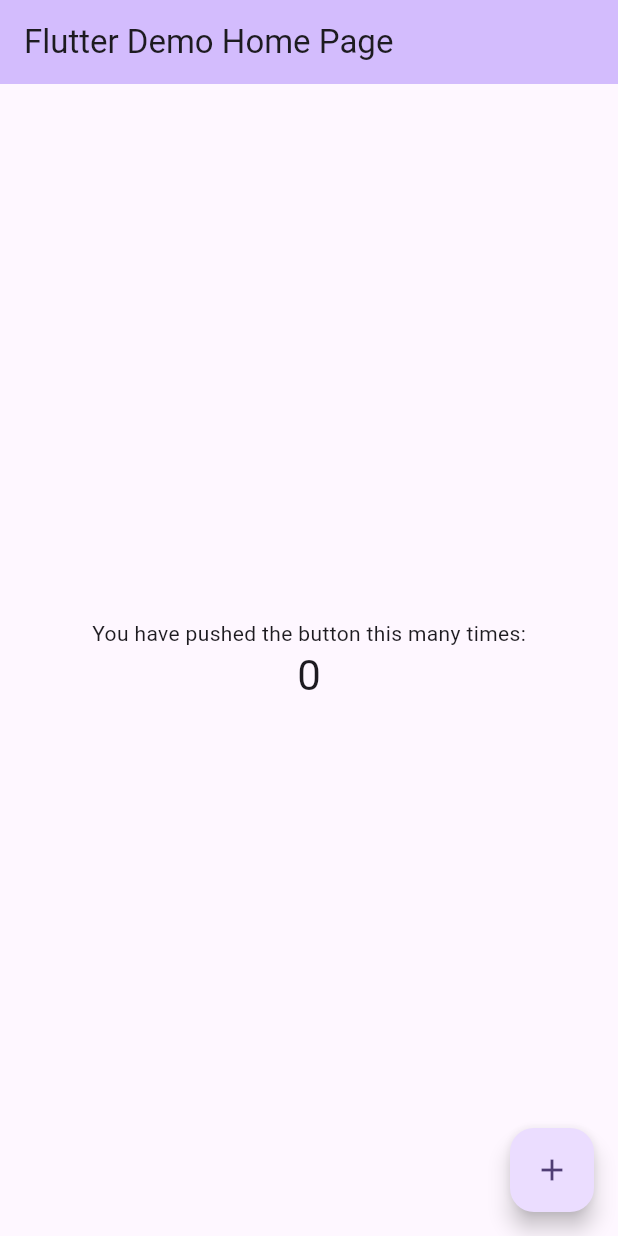
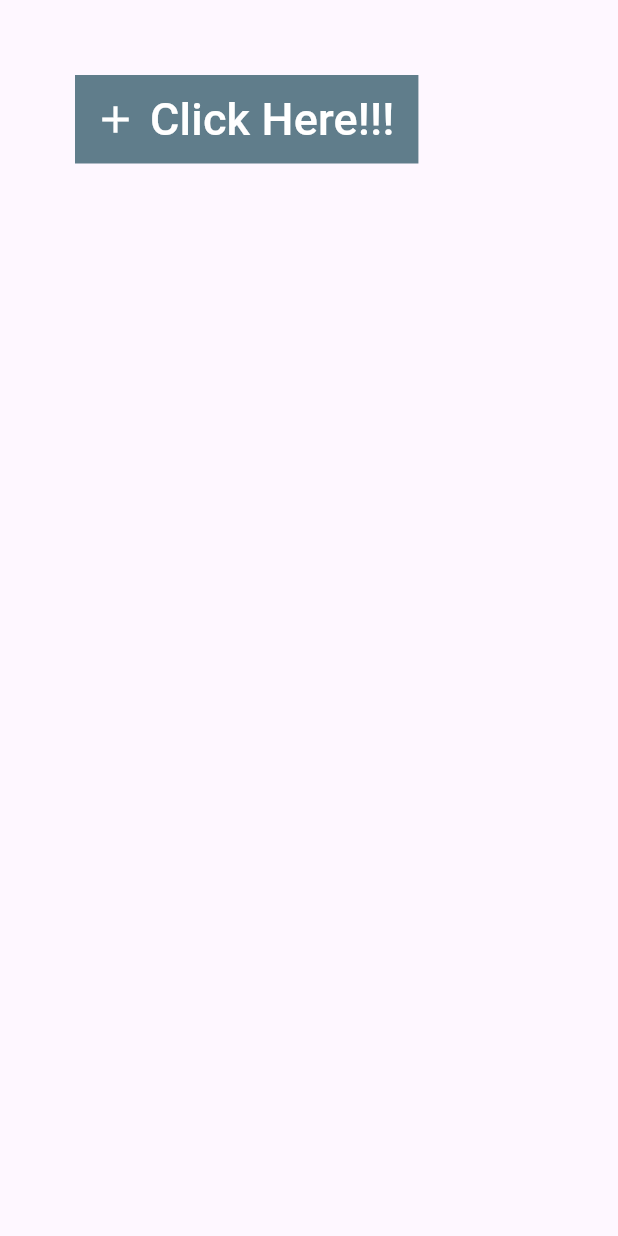
Before and after one commit to minhvu4703/fisrt_app, a Flutter app: the screen it shows after launch, on a phone screen of 412 x 824 dp. Run offline on Flutter 3.47's test engine with Material 3 defaults, Android fonts, the phone set to English and light mode, and no system bars.

Commit message:
22/02/2024 - StatelessWidget - Text Button - Text Button . style from

```diff
--- a/lib/main.dart
+++ b/lib/main.dart
@@ -1,125 +1,52 @@
+// Khai báo import thư viện
+import 'dart:ui';
+
+import 'package:flutter/cupertino.dart';
 import 'package:flutter/material.dart';
+import 'package:flutter/painting.dart';
+import 'package:flutter/rendering.dart';
 
+//Main
 void main() {
-  runApp(const MyApp());
+//Khởi động app
+  runApp(MaterialApp(
+    home: SafeArea(
+      child: Scaffold(
+        body: MyWidget()
+      )
+    ),
+    debugShowCheckedModeBanner: false,
+  ));
 }
-
-class MyApp extends StatelessWidget {
-  const MyApp({super.key});
-
-  // This widget is the root of your application.
+class MyWidget extends StatelessWidget{
   @override
   Widget build(BuildContext context) {
-    return MaterialApp(
-      title: 'Flutter Demo',
-      theme: ThemeData(
-        // This is the theme of your application.
-        //
-        // TRY THIS: Try running your application with "flutter run". You'll see
-        // the application has a purple toolbar. Then, without quitting the app,
-        // try changing the seedColor in the colorScheme below to Colors.green
-        // and then invoke "hot reload" (save your changes or press the "hot
-        // reload" button in a Flutter-supported IDE, or press "r" if you used
-        // the command line to start the app).
-        //
-        // Notice that the counter didn't reset back to zero; the application
-        // state is not lost during the reload. To reset the state, use hot
-        // restart instead.
-        //
-        // This works for code too, not just values: Most code changes can be
-        // tested with just a hot reload.
-        colorScheme: ColorScheme.fromSeed(seedColor: Colors.deepPurple),
-        useMaterial3: true,
-      ),
-      home: const MyHomePage(title: 'Flutter Demo Home Page'),
+    return Container(
+      margin: const EdgeInsets.all(50),
+      child: TextButton.icon(
+        onPressed: null,
+          style: TextButton.styleFrom(
+            // foregroundColor: Colors.black87,
+            // backgroundColor: Colors.white,
+            // // minimumSize: const Size(240, 120),
+            // padding: const EdgeInsets.all(20.0),
+            // shape: RoundedRectangleBorder(
+            //   borderRadius: BorderRadius.circular(0)
+            // ),
+            // elevation: 20,
+            // shadowColor: Colors.black87.withOpacity(0.5),
+            // side: const BorderSide(width: 5, color: Colors.lightGreenAccent),
+            disabledBackgroundColor: Colors.blueGrey,
+            disabledForegroundColor: Colors.white,
+            shape: RoundedRectangleBorder(
+              borderRadius: BorderRadius.circular(0)
+            )
+          ),
+        icon: const Icon(Icons.add, size: 30,),
+        label: const Text('Click Here!!!', style: TextStyle(fontSize: 30),
+          ),
+        ),
     );
   }
+
 }
-
-class MyHomePage extends StatefulWidget {
-  const MyHomePage({super.key, required this.title});
-
-  // This widget is the home page of your application. It is stateful, meaning
-  // that it has a State object (defined below) that contains fields that affect
-  // how it looks.
-
-  // This class is the configuration for the state. It holds the values (in this
-  // case the title) provided by the parent (in this case the App widget) and
-  // used by the build method of the State. Fields in a Widget subclass are
-  // always marked "final".
-
-  final String title;
-
-  @override
-  State<MyHomePage> createState() => _MyHomePageState();
-}
-
-class _MyHomePageState extends State<MyHomePage> {
-  int _counter = 0;
-
-  void _incrementCounter() {
-    setState(() {
-      // This call to setState tells the Flutter framework that something has
-      // changed in this State, which causes it to rerun the build method below
-      // so that the display can reflect the updated values. If we changed
-      // _counter without calling setState(), then the build method would not be
-      // called again, and so nothing would appear to happen.
-      _counter++;
-    });
-  }
-
-  @override
-  Widget build(BuildContext context) {
-    // This method is rerun every time setState is called, for instance as done
-    // by the _incrementCounter method above.
-    //
-    // The Flutter framework has been optimized to make rerunning build methods
-    // fast, so that you can just rebuild anything that needs updating rather
-    // than having to individually change instances of widgets.
-    return Scaffold(
-      appBar: AppBar(
-        // TRY THIS: Try changing the color here to a specific color (to
-        // Colors.amber, perhaps?) and trigger a hot reload to see the AppBar
-        // change color while the other colors stay the same.
-        backgroundColor: Theme.of(context).colorScheme.inversePrimary,
-        // Here we take the value from the MyHomePage object that was created by
-        // the App.build method, and use it to set our appbar title.
-        title: Text(widget.title),
-      ),
-      body: Center(
-        // Center is a layout widget. It takes a single child and positions it
-        // in the middle of the parent.
-        child: Column(
-          // Column is also a layout widget. It takes a list of children and
-          // arranges them vertically. By default, it sizes itself to fit its
-          // children horizontally, and tries to be as tall as its parent.
-          //
-          // Column has various properties to control how it sizes itself and
-          // how it positions its children. Here we use mainAxisAlignment to
-          // center the children vertically; the main axis here is the vertical
-          // axis because Columns are vertical (the cross axis would be
-          // horizontal).
-          //
-          // TRY THIS: Invoke "debug painting" (choose the "Toggle Debug Paint"
-          // action in the IDE, or press "p" in the console), to see the
-          // wireframe for each widget.
-          mainAxisAlignment: MainAxisAlignment.center,
-          children: <Widget>[
-            const Text(
-              'You have pushed the button this many times:',
-            ),
-            Text(
-              '$_counter',
-              style: Theme.of(context).textTheme.headlineMedium,
-            ),
-          ],
-        ),
-      ),
-      floatingActionButton: FloatingActionButton(
-        onPressed: _incrementCounter,
-        tooltip: 'Increment',
-        child: const Icon(Icons.add),
-      ), // This trailing comma makes auto-formatting nicer for build methods.
-    );
-  }
-}
--- a/pubspec.yaml
+++ b/pubspec.yaml
@@ -90,3 +90,7 @@ flutter:
   #
   # For details regarding fonts from package dependencies,
   # see https://flutter.dev/custom-fonts/#from-packages
+#  fonts:
+#    - family: ChakraPetch-Regular
+#      fonts:
+#        - asset: assets/font/ChakraPetch-Regular.ttf
```
Also changed, not shown: assets/font/ChakraPetch-Regular.ttf (added), assets/font/ProtestRevolution-Regular.ttf (added), 3 other files.
